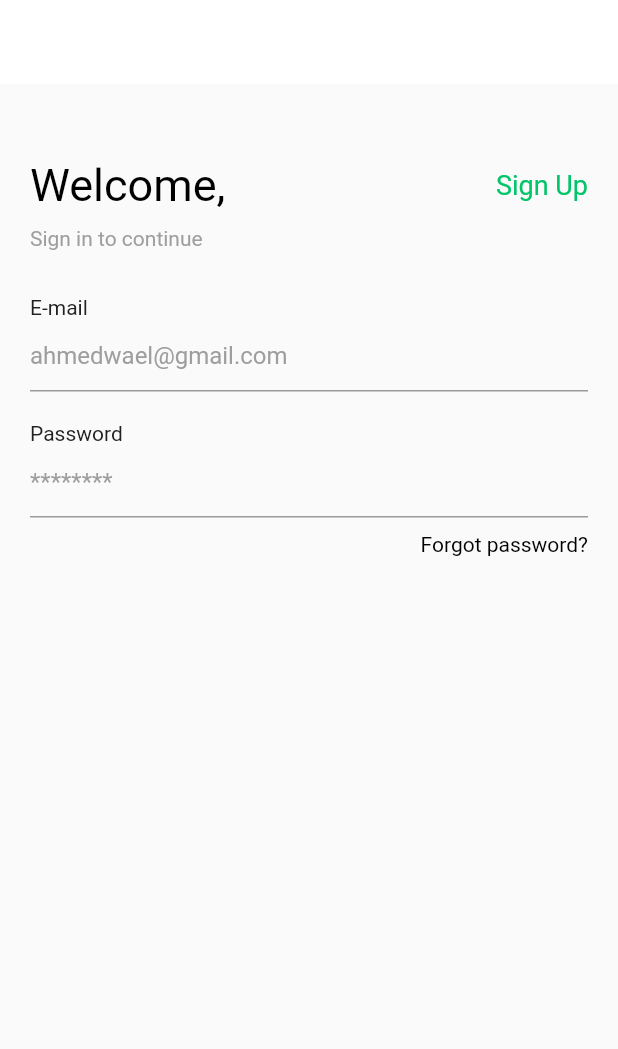
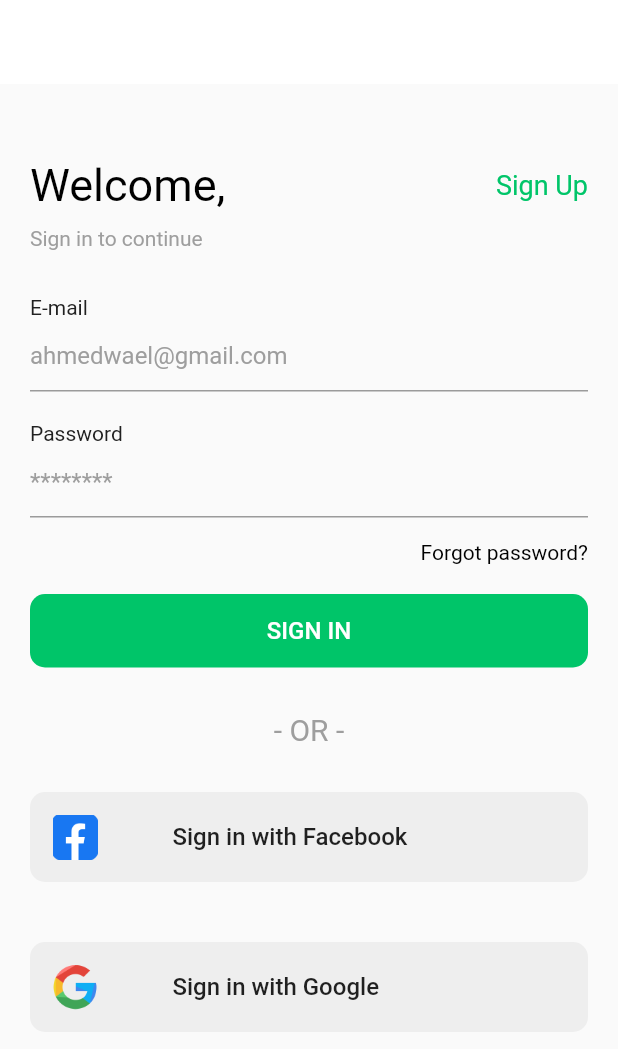
Before and after one commit to AhmedSamehh/E-Commerce-App-Flutter, a Flutter app: the screen it shows after launch, on a phone screen of 412 x 824 dp. Shown: the top 1049 px of the screen. Run offline on Flutter 3.47's test engine with Material 2 defaults, Android fonts, the phone set to English and light mode, and no system bars.

Commit message:
completed login screen

```diff
--- a/lib/view/auth/login_screen.dart
+++ b/lib/view/auth/login_screen.dart
@@ -1,4 +1,6 @@
 import 'package:ECommerce/constant.dart';
+import 'package:ECommerce/view/widgets/custom_button.dart';
+import 'package:ECommerce/view/widgets/custom_social_button.dart';
 import 'package:ECommerce/view/widgets/custom_text.dart';
 import 'package:ECommerce/view/widgets/custom_textformfield.dart';
 import 'package:flutter/cupertino.dart';
@@ -29,9 +31,16 @@ class LoginScreen extends StatelessWidget {
             CustomTextFormField(text: "E-mail", hint: "ahmedwael@gmail.com"),
             SizedBox(height: 20),
             CustomTextFormField(text: "Password", hint: "********"),
-            SizedBox(height: 10),
+            SizedBox(height: 15),
             CustomText(text: "Forgot password?", fontSize: 14, alignment: Alignment.topRight),
-
+            SizedBox(height: 20),
+            CustomButton(text: "SIGN IN", textColor: Colors.white, onPressed: (){}),
+            SizedBox(height: 30),
+            CustomText(text: "- OR -", color: Colors.grey, fontSize: 20, alignment: Alignment.center,),
+            SizedBox(height: 30),
+            CustomSocialButton(text: "Sign in with Facebook", imageAsset:"lib/assets/fb.png", onPressed: (){}),
+            SizedBox(height: 40),
+            CustomSocialButton(text: "Sign in with Google", imageAsset:"lib/assets/google.png", onPressed: (){})
           ],
         ),
       )
--- /dev/null
+++ b/lib/view/widgets/custom_button.dart
@@ -0,0 +1,24 @@
+import 'package:ECommerce/constant.dart';
+import 'package:ECommerce/view/widgets/custom_text.dart';
+import 'package:flutter/cupertino.dart';
+import 'package:flutter/material.dart';
+
+class CustomButton extends StatelessWidget{
+  final String text;
+  final Color textColor;
+  final Function onPressed;
+  final Alignment alignment;
+
+  const CustomButton({Key key , this.text, this.textColor, this.onPressed, this.alignment}) : super(key: key);
+
+  @override
+  Widget build (BuildContext context){
+    return FlatButton(
+      child:  CustomText(text: text, alignment: Alignment.center, color: textColor),
+      shape: RoundedRectangleBorder(borderRadius: BorderRadius.circular(10)),
+      padding: EdgeInsets.all(15),
+      color: primaryColor,
+      onPressed: onPressed,
+    );
+  }
+}
--- /dev/null
+++ b/lib/view/widgets/custom_social_button.dart
@@ -0,0 +1,30 @@
+import 'package:ECommerce/view/widgets/custom_text.dart';
+import 'package:flutter/cupertino.dart';
+import 'package:flutter/material.dart';
+
+class CustomSocialButton extends StatelessWidget{
+  final String text;
+  final String imageAsset;
+  final Color textColor;
+  final Function onPressed;
+  final Alignment alignment;
+
+  const CustomSocialButton({Key key , this.text, this.textColor, this.onPressed, this.alignment, this.imageAsset}) : super(key: key);
+
+  @override
+  Widget build (BuildContext context){
+    return FlatButton(
+      child:  Row(
+        children: [
+          Image.asset(imageAsset, height: 30),
+          SizedBox(width: 50),
+          CustomText(text: text, alignment: Alignment.center, color: textColor),
+        ],
+      ),
+      shape: RoundedRectangleBorder(borderRadius: BorderRadius.circular(10)),
+      padding: EdgeInsets.all(15),
+      color: Colors.grey.shade200,
+      onPressed: onPressed,
+    );
+  }
+}
--- a/pubspec.yaml
+++ b/pubspec.yaml
@@ -47,9 +47,9 @@ flutter:
   uses-material-design: true
 
   # To add assets to your application, add an assets section, like this:
-  # assets:
-  #   - images/a_dot_burr.jpeg
-  #   - images/a_dot_ham.jpeg
+  assets:
+    - lib/assets/fb.png
+    - lib/assets/google.png
 
   # An image asset can refer to one or more resolution-specific "variants", see
   # https://flutter.dev/assets-and-images/#resolution-aware.
```
Also changed, not shown: lib/assets/fb.png (added), lib/assets/google.png (added).
